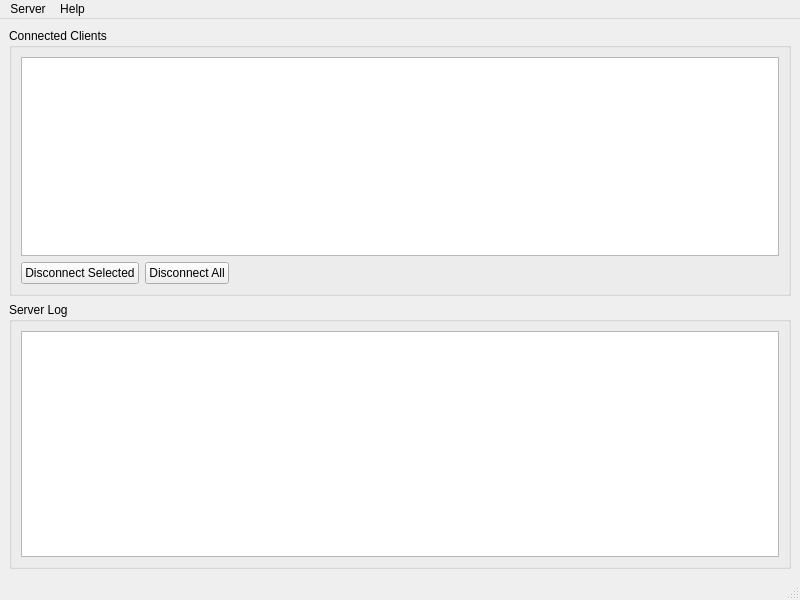
This is server/mainwindow.ui in zloy4/qt10 as Qt 5 draws it before an edit. The edited form follows.
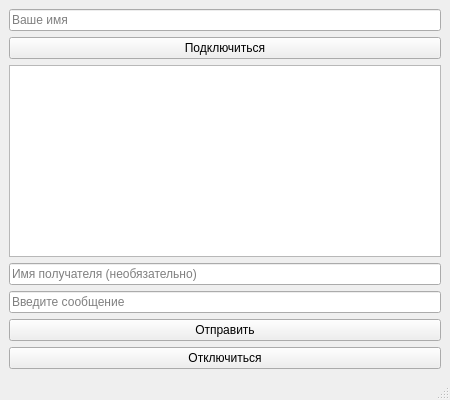
This is the edited form.

Patch:
```diff
--- a/server/mainwindow.ui
+++ b/server/mainwindow.ui
@@ -3,12 +3,7 @@
  <class>MainWindow</class>
  <widget class="QMainWindow" name="MainWindow">
   <property name="geometry">
-   <rect>
-    <x>0</x>
-    <y>0</y>
-    <width>800</width>
-    <height>600</height>
-   </rect>
+   <rect><x>0</x><y>0</y><width>450</width><height>400</height></rect>
   </property>
   <property name="windowTitle">
    <string>TCP Server</string>
@@ -16,91 +11,55 @@
   <widget class="QWidget" name="centralwidget">
    <layout class="QVBoxLayout" name="verticalLayout">
     <item>
-     <widget class="QGroupBox" name="groupBox">
-      <property name="title">
-       <string>Connected Clients</string>
+     <widget class="QLineEdit" name="usernameEdit">
+      <property name="placeholderText">
+       <string>Ваше имя</string>
       </property>
-      <layout class="QVBoxLayout" name="verticalLayout_2">
-       <item>
-        <widget class="QListWidget" name="clientList">
-         <property name="selectionMode">
-          <enum>QAbstractItemView::SingleSelection</enum>
-         </property>
         </widget>
        </item>
        <item>
-        <layout class="QHBoxLayout" name="horizontalLayout">
-         <item>
-          <widget class="QPushButton" name="disconnectButton">
+     <widget class="QPushButton" name="connectButton">
            <property name="text">
-            <string>Disconnect Selected</string>
+       <string>Подключиться</string>
            </property>
           </widget>
          </item>
          <item>
-          <widget class="QPushButton" name="disconnectAllButton">
-           <property name="text">
-            <string>Disconnect All</string>
-           </property>
-          </widget>
-         </item>
-         <item>
-          <spacer name="horizontalSpacer">
-           <property name="orientation">
-            <enum>Qt::Horizontal</enum>
-           </property>
-           <property name="sizeHint" stdset="0">
-            <size>
-             <width>40</width>
-             <height>20</height>
-            </size>
-           </property>
-          </spacer>
-         </item>
-        </layout>
-       </item>
-      </layout>
-     </widget>
-    </item>
-    <item>
-     <widget class="QGroupBox" name="groupBox_2">
-      <property name="title">
-       <string>Server Log</string>
-      </property>
-      <layout class="QVBoxLayout" name="verticalLayout_3">
-       <item>
-        <widget class="QTextEdit" name="logTextEdit">
+     <widget class="QTextEdit" name="chatEdit">
          <property name="readOnly">
           <bool>true</bool>
          </property>
         </widget>
        </item>
-      </layout>
+    <item>
+     <widget class="QLineEdit" name="recipientEdit">
+      <property name="placeholderText">
+       <string>Имя получателя (необязательно)</string>
+      </property>
      </widget>
     </item>
-   </layout>
-  </widget>
-  <widget class="QMenuBar" name="menubar">
-   <property name="geometry">
-    <rect>
-     <x>0</x>
-     <y>0</y>
-     <width>800</width>
-     <height>22</height>
-    </rect>
-   </property>
-   <widget class="QMenu" name="menuServer">
-    <property name="title">
-     <string>Server</string>
-    </property>
-   </widget>
-   <widget class="QMenu" name="menuHelp">
-    <property name="title">
-     <string>Help</string>
-    </property>
-   </widget>
-   <addaction name="menuServer"/>
-   <addaction name="menuHelp"/>
+    <item>
+     <widget class="QLineEdit" name="messageEdit">
+      <property name="placeholderText">
+       <string>Введите сообщение</string>
+      </property>
+     </widget>
+    </item>
+    <item>
+     <widget class="QPushButton" name="sendButton">
+      <property name="text">
+       <string>Отправить</string>
+      </property>
+     </widget>
+    </item>
+    <item>
+     <widget class="QPushButton" name="disconnectButton">
+      <property name="text">
+       <string>Отключиться</string>
+      </property>
+     </widget>
+    </item>
+   </layout>
   </widget>
   <widget class="QStatusBar" name="statusbar"/>
  </widget>
```
Left out of the diff: 3 changed lines with no effect on the pictures. Lines whose indentation alone changed are shown as unchanged.
